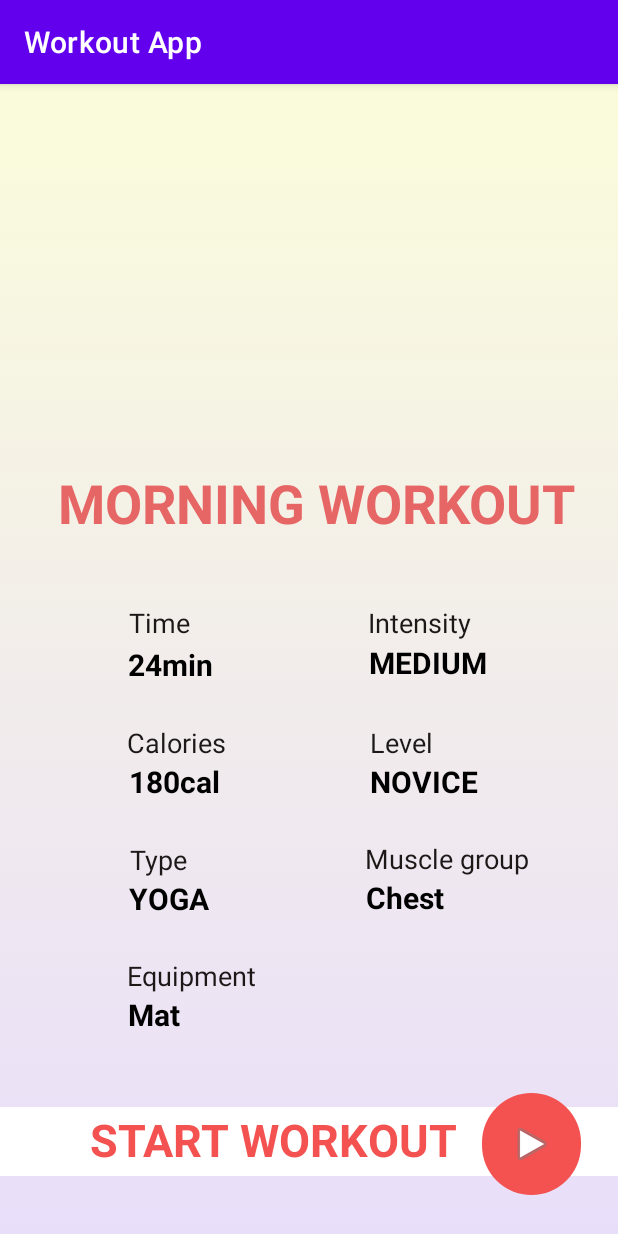
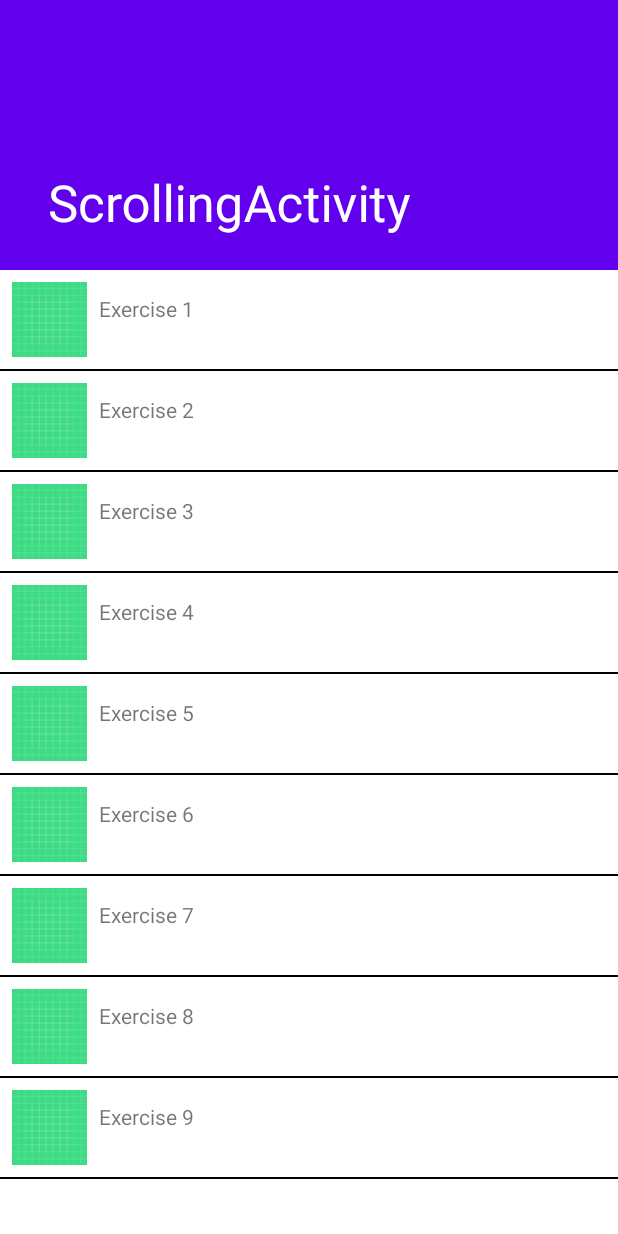
Before and after one commit to gtaing/WorkoutApp, an Android app: the screen it shows after launch (Exercise1Activity before the commit, ListExercisesActivity after it), on a phone screen of 412 x 824 dp. Run offline under Robolectric (Android 15) with nearby library versions, the phone set to English and light mode, and no system bars.

Commit message:
exercises list v1: design only, no interaction with other activities

```diff
--- a/app/src/main/AndroidManifest.xml
+++ b/app/src/main/AndroidManifest.xml
@@ -9,10 +9,15 @@
         android:roundIcon="@mipmap/ic_launcher_round"
         android:supportsRtl="true"
         android:theme="@style/Theme.WorkoutApp">
-        <activity android:name=".Exercise1Activity"></activity>
-        <activity android:name=".MainActivity">
-        </activity>
-        <activity android:name=".SplashScreenActivity"
+        <activity android:name=".ListView"></activity>
+        <activity
+            android:name=".ListExercisesActivity"
+            android:label="@string/title_activity_list_exercises"
+            android:theme="@style/Theme.WorkoutApp.NoActionBar" />
+        <activity android:name=".Exercise1Activity" />
+        <activity android:name=".MainActivity" />
+        <activity
+            android:name=".SplashScreenActivity"
             android:theme="@style/AppTheme.workoutapp">
             <intent-filter>
                 <action android:name="android.intent.action.MAIN" />
--- /dev/null
+++ b/app/src/main/java/android/example/workoutapp/ListExercisesActivity.java
@@ -0,0 +1,37 @@
+package android.example.workoutapp;
+
+import android.os.Bundle;
+
+import com.google.android.material.appbar.CollapsingToolbarLayout;
+import com.google.android.material.floatingactionbutton.FloatingActionButton;
+import com.google.android.material.snackbar.Snackbar;
+
+import androidx.appcompat.app.AppCompatActivity;
+import androidx.appcompat.widget.Toolbar;
+
+import android.view.View;
+import android.widget.ArrayAdapter;
+import android.widget.ListView;
+
+import java.util.List;
+
+public class ListExercisesActivity extends AppCompatActivity {
+
+    ListView simpleList;
+    String[] countryList = {"Exercise 1", "Exercise 2", "Exercise 3", "Exercise 4", "Exercise 5", "Exercise 6", "Exercise 7", "Exercise 8", "Exercise 9"};
+
+    @Override
+    protected void onCreate(Bundle savedInstanceState) {
+        super.onCreate(savedInstanceState);
+        setContentView(R.layout.activity_list_exercises);
+        Toolbar toolbar = (Toolbar) findViewById(R.id.toolbar);
+        setSupportActionBar(toolbar);
+        CollapsingToolbarLayout toolBarLayout = (CollapsingToolbarLayout) findViewById(R.id.toolbar_layout);
+        toolBarLayout.setTitle(getTitle());
+
+        simpleList = (ListView) findViewById(R.id.listViewExercisesID);
+        ArrayAdapter adapter = new ArrayAdapter<String>(this, R.layout.activity_list_view, R.id.textViewID, countryList);
+        simpleList.setAdapter(adapter);
+
+    }
+}
--- /dev/null
+++ b/app/src/main/java/android/example/workoutapp/ListView.java
@@ -0,0 +1,14 @@
+package android.example.workoutapp;
+
+import androidx.appcompat.app.AppCompatActivity;
+
+import android.os.Bundle;
+
+public class ListView extends AppCompatActivity {
+
+    @Override
+    protected void onCreate(Bundle savedInstanceState) {
+        super.onCreate(savedInstanceState);
+        setContentView(R.layout.activity_list_view);
+    }
+}
--- a/app/src/main/java/android/example/workoutapp/SplashScreenActivity.java
+++ b/app/src/main/java/android/example/workoutapp/SplashScreenActivity.java
@@ -16,7 +16,7 @@ public class SplashScreenActivity extends AppCompatActivity {
         new Handler().postDelayed(new Runnable() {
             @Override
             public void run() {
-                startActivity(new Intent(android.example.workoutapp.SplashScreenActivity.this, Exercise1Activity.class));
+                startActivity(new Intent(android.example.workoutapp.SplashScreenActivity.this, ListExercisesActivity.class));
                 finish();
             }
         }, 3000);
--- /dev/null
+++ b/app/src/main/res/layout/activity_list_exercises.xml
@@ -0,0 +1,39 @@
+<?xml version="1.0" encoding="utf-8"?>
+<androidx.coordinatorlayout.widget.CoordinatorLayout xmlns:android="http://schemas.android.com/apk/res/android"
+    xmlns:app="http://schemas.android.com/apk/res-auto"
+    xmlns:tools="http://schemas.android.com/tools"
+    android:layout_width="match_parent"
+    android:layout_height="match_parent"
+    android:fitsSystemWindows="true"
+    tools:context=".ListExercisesActivity">
+
+    <com.google.android.material.appbar.AppBarLayout
+        android:id="@+id/app_bar"
+        android:layout_width="match_parent"
+        android:layout_height="@dimen/app_bar_height"
+        android:fitsSystemWindows="true"
+        android:theme="@style/Theme.WorkoutApp.AppBarOverlay">
+
+        <com.google.android.material.appbar.CollapsingToolbarLayout
+            android:id="@+id/toolbar_layout"
+            android:layout_width="match_parent"
+            android:layout_height="match_parent"
+            android:fitsSystemWindows="true"
+            app:contentScrim="?attr/colorPrimary"
+            app:layout_scrollFlags="scroll|exitUntilCollapsed"
+            app:toolbarId="@+id/toolbar">
+
+            <androidx.appcompat.widget.Toolbar
+                android:id="@+id/toolbar"
+                android:layout_width="match_parent"
+                android:layout_height="?attr/actionBarSize"
+                app:layout_collapseMode="pin"
+                app:popupTheme="@style/Theme.WorkoutApp.PopupOverlay" />
+
+        </com.google.android.material.appbar.CollapsingToolbarLayout>
+    </com.google.android.material.appbar.AppBarLayout>
+
+    <include layout="@layout/content_scrolling" />
+
+
+</androidx.coordinatorlayout.widget.CoordinatorLayout>
--- /dev/null
+++ b/app/src/main/res/layout/activity_list_view.xml
@@ -0,0 +1,23 @@
+<?xml version="1.0" encoding="utf-8"?>
+<LinearLayout xmlns:android="http://schemas.android.com/apk/res/android"
+    xmlns:tools="http://schemas.android.com/tools"
+    android:layout_width="match_parent"
+    android:layout_height="match_parent"
+    android:padding="8dp"
+    android:orientation="horizontal"
+    tools:context=".ListView">
+
+    <ImageView
+        android:id="@+id/icon"
+        android:layout_width="50dp"
+        android:layout_height="50dp"
+        android:src="@drawable/ic_launcher_background"/>
+
+    <TextView
+        android:id="@+id/textViewID"
+        android:layout_width="fill_parent"
+        android:layout_height="50dp"
+        android:padding="8dp"
+        />
+
+</LinearLayout>
--- /dev/null
+++ b/app/src/main/res/layout/content_scrolling.xml
@@ -0,0 +1,20 @@
+<?xml version="1.0" encoding="utf-8"?>
+<androidx.core.widget.NestedScrollView xmlns:android="http://schemas.android.com/apk/res/android"
+    xmlns:app="http://schemas.android.com/apk/res-auto"
+    xmlns:tools="http://schemas.android.com/tools"
+    android:layout_width="match_parent"
+    android:layout_height="match_parent"
+    android:fillViewport="true"
+    app:layout_behavior="@string/appbar_scrolling_view_behavior"
+    tools:context=".ListExercisesActivity"
+    tools:showIn="@layout/activity_list_exercises">
+
+    <ListView
+        android:id="@+id/listViewExercisesID"
+        android:layout_width="fill_parent"
+        android:layout_height="wrap_content"
+        android:divider="@color/black"
+        android:dividerHeight="1dp"
+        />
+
+</androidx.core.widget.NestedScrollView>
--- /dev/null
+++ b/app/src/main/res/menu/menu_list_exercises.xml
@@ -0,0 +1,10 @@
+<menu xmlns:android="http://schemas.android.com/apk/res/android"
+    xmlns:app="http://schemas.android.com/apk/res-auto"
+    xmlns:tools="http://schemas.android.com/tools"
+    tools:context="android.example.workoutapp.ListExercisesActivity">
+    <item
+        android:id="@+id/action_settings"
+        android:orderInCategory="100"
+        android:title="@string/action_settings"
+        app:showAsAction="never" />
+</menu>
--- /dev/null
+++ b/app/src/main/res/values/dimens.xml
@@ -0,0 +1,5 @@
+<resources>
+    <dimen name="app_bar_height">180dp</dimen>
+    <dimen name="fab_margin">16dp</dimen>
+    <dimen name="text_margin">16dp</dimen>
+</resources>
--- a/app/src/main/res/values/strings.xml
+++ b/app/src/main/res/values/strings.xml
@@ -1,3 +1,5 @@
 <resources>
     <string name="app_name">Workout App</string>
+    <string name="title_activity_list_exercises">ScrollingActivity</string>
+    <string name="action_settings">Settings</string>
 </resources>
--- a/app/src/main/res/values/themes.xml
+++ b/app/src/main/res/values/themes.xml
@@ -13,4 +13,13 @@
         <item name="android:statusBarColor" tools:targetApi="l">?attr/colorPrimaryVariant</item>
         <!-- Customize your theme here. -->
     </style>
+
+    <style name="Theme.WorkoutApp.NoActionBar">
+        <item name="windowActionBar">false</item>
+        <item name="windowNoTitle">true</item>
+    </style>
+
+    <style name="Theme.WorkoutApp.AppBarOverlay" parent="ThemeOverlay.AppCompat.Dark.ActionBar" />
+
+    <style name="Theme.WorkoutApp.PopupOverlay" parent="ThemeOverlay.AppCompat.Light" />
 </resources>
```
Also changed, not shown: gradle/wrapper/gradle-wrapper.properties.
